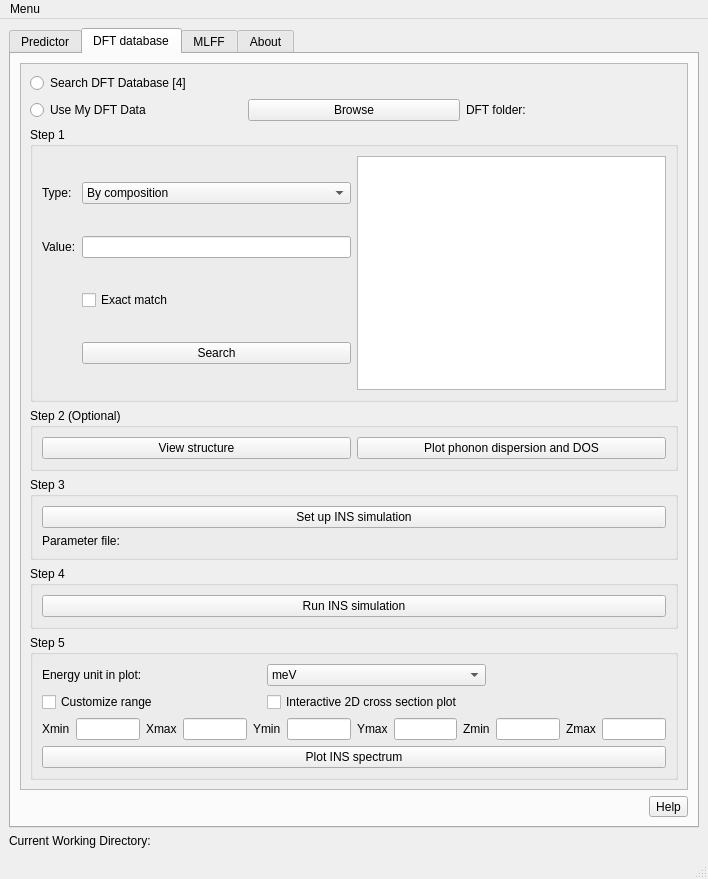
neutrons/inspired, file gui/inspired.ui: the form before one commit.
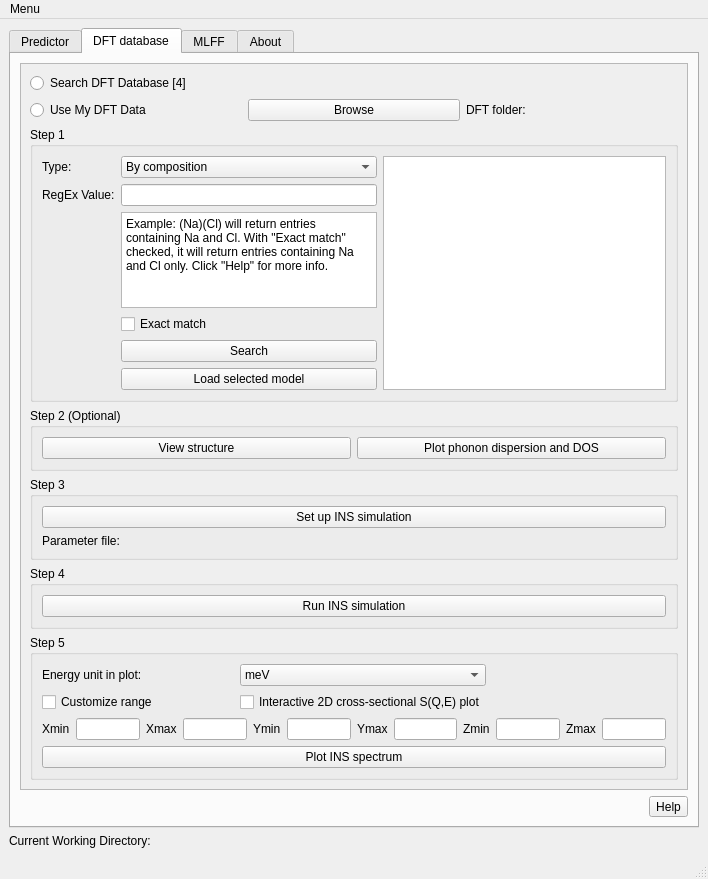
The form after the commit. The open tabs and pages were chosen to show the change.

Patch:
```diff
--- a/gui/inspired.ui
+++ b/gui/inspired.ui
@@ -377,23 +377,30 @@
                  <property name="horizontalSpacing">
                   <number>6</number>
                  </property>
-                 <item row="0" column="0">
-                  <widget class="QLabel" name="label_2">
+                 <item row="5" column="2">
+                  <widget class="QPushButton" name="pushButton_load">
                    <property name="text">
-                    <string>Type:</string>
+                    <string>Load selected model</string>
                    </property>
                   </widget>
                  </item>
-                 <item row="1" column="2">
-                  <widget class="QLineEdit" name="lineEdit_search_value"/>
-                 </item>
-                 <item row="3" column="2">
+                 <item row="4" column="2">
                   <widget class="QPushButton" name="pushButton_search">
                    <property name="text">
                     <string>Search</string>
                    </property>
                   </widget>
                  </item>
+                 <item row="3" column="2">
+                  <widget class="QCheckBox" name="checkBox_exact">
+                   <property name="text">
+                    <string>Exact match</string>
+                   </property>
+                  </widget>
+                 </item>
+                 <item row="1" column="2">
+                  <widget class="QLineEdit" name="lineEdit_search_value"/>
+                 </item>
                  <item row="0" column="2">
                   <widget class="QComboBox" name="comboBox_search_type">
                    <item>
@@ -421,14 +428,28 @@
                  <item row="1" column="0">
                   <widget class="QLabel" name="label_3">
                    <property name="text">
-                    <string>Value:</string>
+                    <string>RegEx Value:</string>
+                   </property>
+                  </widget>
+                 </item>
+                 <item row="0" column="0">
+                  <widget class="QLabel" name="label_2">
+                   <property name="text">
+                    <string>Type:</string>
                    </property>
                   </widget>
                  </item>
                  <item row="2" column="2">
-                  <widget class="QCheckBox" name="checkBox_exact">
-                   <property name="text">
-                    <string>Exact match</string>
+                  <widget class="QTextBrowser" name="textBrowser_2">
+                   <property name="html">
+                    <string>&lt;!DOCTYPE HTML PUBLIC &quot;-//W3C//DTD HTML 4.0//EN&quot; &quot;http://www.w3.org/TR/REC-html40/strict.dtd&quot;&gt;
+&lt;html&gt;&lt;head&gt;&lt;meta name=&quot;qrichtext&quot; content=&quot;1&quot; /&gt;&lt;meta charset=&quot;utf-8&quot; /&gt;&lt;style type=&quot;text/css&quot;&gt;
+p, li { white-space: pre-wrap; }
+hr { height: 1px; border-width: 0; }
+li.unchecked::marker { content: &quot;\2610&quot;; }
+li.checked::marker { content: &quot;\2612&quot;; }
+&lt;/style&gt;&lt;/head&gt;&lt;body style=&quot; font-family:'Segoe UI'; font-size:9pt; font-weight:400; font-style:normal;&quot;&gt;
+&lt;p style=&quot; margin-top:0px; margin-bottom:0px; margin-left:0px; margin-right:0px; -qt-block-indent:0; text-indent:0px;&quot;&gt;Example: (Na)(Cl) will return entries containing Na and Cl. With &amp;quot;Exact match&amp;quot; checked, it will return entries containing Na and Cl only. Click &amp;quot;Help&amp;quot; for more info.&lt;/p&gt;&lt;/body&gt;&lt;/html&gt;</string>
                    </property>
                   </widget>
                  </item>
@@ -560,7 +581,7 @@
                  <item row="1" column="1">
                   <widget class="QCheckBox" name="checkBox_interactive_dft">
                    <property name="text">
-                    <string>Interactive 2D cross section plot</string>
+                    <string>Interactive 2D cross-sectional S(Q,E) plot</string>
                    </property>
                   </widget>
                  </item>
```
Left out of the diff: 122 changed lines with no effect on the pictures.
